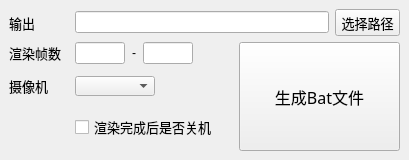
Before: the Qt Designer form commons/ui/RenderSetting.ui in lonegather/Barbarian, drawn with Qt 5.
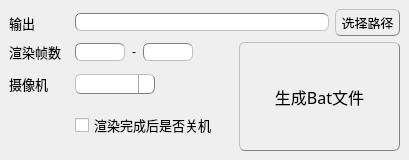
After: the same form once the commit is applied.

Patch:
```diff
--- a/commons/ui/RenderSetting.ui
+++ b/commons/ui/RenderSetting.ui
@@ -25,6 +25,156 @@
   <property name="windowTitle">
    <string>MainWindow</string>
   </property>
+  <property name="styleSheet">
+   <string notr="true">QMainWindow{
+	background-color: qlineargradient(spread:pad, x1:0, y1:0, x2:0, y2:1, 
+                                      stop:0 rgba(20, 20, 20, 255), 
+                                      stop:0.1 rgba(60, 60, 60, 255), 
+                                      stop:0.9 rgba(60, 60, 60, 255), 
+                                      stop:1 rgba(40, 40, 40, 255));
+	
+}
+
+QTabWidget::pane { /* The tab widget frame */
+    border-top: 1px solid gray;
+	position: absolute;
+	top: -0.1em;
+}
+
+QTabWidget::tab-bar {
+    alignment: center;
+}
+
+/* Style the tab using the tab sub-control. Note that
+    it reads QTabBar _not_ QTabWidget */
+QTabBar::tab {
+    background: qlineargradient(spread:pad, x1:0, y1:0, x2:0, y2:1, 
+                                stop:0 rgba(140, 140, 140, 255), 
+                                stop:0.3 rgba(50, 50, 50, 255), 
+                                stop:1 rgba(80, 80, 80, 255));
+    border: 1px solid gray;
+    border-bottom-color: grey; /* same as the pane color */
+    border-top-left-radius: 6px;
+    border-top-right-radius: 6px;
+	padding: 0px 20px;
+}
+
+QTabBar::tab:selected, QTabBar::tab:hover {
+    background: qlineargradient(spread:pad, x1:0, y1:0, x2:0, y2:1, 
+                                stop:0 rgba(140, 140, 140, 255), 
+                                stop:0.3 rgba(60, 60, 60, 255), 
+                                stop:1 rgba(100, 100, 100, 255));
+}
+
+QTabBar::tab:!selected {
+    margin-top: 2px; /* make non-selected tabs look smaller */
+}
+
+QSlider::groove:horizontal {
+    border: 1px solid #999999;
+	border-style: inset;
+    height: 10px; /* the groove expands to the size of the slider by default. by giving it a height, it has a fixed size */
+    background: qlineargradient(spread:pad, x1:0, y1:0, x2:0, y2:1, 
+                                stop:0 rgba(20, 20, 20, 255), 
+                                stop:0.3 rgba(40, 40, 40, 255), 
+                                stop:1 rgba(50, 50, 50, 255));
+    margin: 2px 0;
+}
+
+QSlider::handle:horizontal {
+    background: qlineargradient(spread:pad, x1:0, y1:0, x2:0, y2:1, 
+                                stop:0 rgba(140, 140, 140, 255), 
+                                stop:0.3 rgba(80, 80, 80, 255), 
+                                stop:1 rgba(100, 100, 100, 255));
+    border: 1px solid gray;
+	border-style: outset;
+    width: 15px;
+    margin: -10px 0; /* handle is placed by default on the contents rect of the groove. Expand outside the groove */
+    border-radius: 6px;
+}
+
+QListWidget {
+    border: 1px solid gray;
+    border-radius: 6px;
+	border-style: inset;
+    background: qlineargradient(spread:pad, x1:0, y1:0, x2:0, y2:1, 
+                                stop:0 rgba(20, 20, 20, 255), 
+                                stop:0.3 rgba(40, 40, 40, 255), 
+                                stop:1 rgba(50, 50, 50, 255));
+    selection-background-color: black;
+}
+
+QLineEdit {
+    border: 1px solid gray;
+    border-radius: 6px;
+	border-style: inset;
+    background: qlineargradient(spread:pad, x1:0, y1:0, x2:0, y2:1, 
+                                stop:0 rgba(20, 20, 20, 255), 
+                                stop:0.3 rgba(40, 40, 40, 255), 
+                                stop:1 rgba(50, 50, 50, 255));
+    selection-background-color: black;
+}
+
+QComboBox{
+	border: 1px solid gray;
+	border-style: outset;
+    border-radius: 6px;
+	background-color: qlineargradient(spread:pad, x1:0, y1:0, x2:0, y2:1, 
+                                      stop:0 rgba(140, 140, 140, 255), 
+                                      stop:0.3 rgba(50, 50, 50, 255), 
+                                      stop:1 rgba(80, 80, 80, 255));
+}
+
+QComboBox::drop-down {
+    subcontrol-origin: padding;
+    subcontrol-position: top right;
+
+    border-left-width: 1px;
+    border-left-color: darkgray;
+    border-left-style: solid; /* just a single line */
+    border-top-right-radius: 3px; /* same radius as the QComboBox */
+    border-bottom-right-radius: 3px;
+}
+
+QComboBox:!editable:on, QComboBox::drop-down:editable:on{
+	background: qlineargradient(x1: 0, y1: 0, x2: 0, y2: 1,
+                                stop:0 rgba(20, 20, 20, 255), 
+                                stop:0.3 rgba(40, 40, 40, 255), 
+                                stop:1 rgba(50, 50, 50, 255));
+}
+
+QComboBox QAbstractItemView {
+    border: 1px solid grap;
+    selection-background-color: black;
+}
+
+QPushButton{
+	background-color: qlineargradient(spread:pad, x1:0, y1:0, x2:0, y2:1, 
+                                      stop:0 rgba(140, 140, 140, 255), 
+                                      stop:0.3 rgba(50, 50, 50, 255), 
+                                      stop:1 rgba(70, 70, 70, 255));
+	border-style: outset;
+	border-width: 1px;
+	border-radius: 6px;
+	border-color: gray;
+	padding: 6px;
+}
+
+QPushButton:hover{
+	background-color: qlineargradient(spread:pad, x1:0, y1:0, x2:0, y2:1, 
+                                      stop:0 rgba(140, 140, 140, 255), 
+                                      stop:0.3 rgba(60, 60, 60, 255), 
+                                      stop:1 rgba(100, 100, 100, 255));
+}
+
+QPushButton:pressed{
+	background-color: qlineargradient(spread:pad, x1:0, y1:0, x2:0, y2:1, 
+                                      stop:0 rgba(40, 40, 40, 255), 
+                                      stop:0.3 rgba(50, 50, 50, 255), 
+                                      stop:1 rgba(70, 70, 70, 255));
+	border-style: inset;
+}</string>
+  </property>
   <widget class="QWidget" name="centralwidget">
    <layout class="QGridLayout" name="gridLayout">
     <item row="0" column="0">
```
